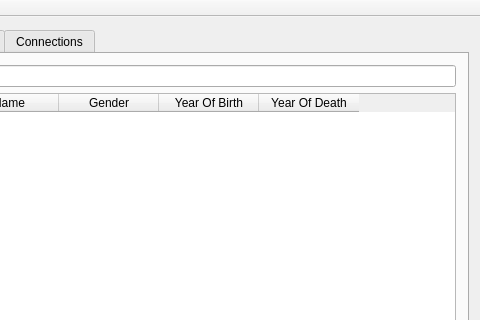
Before: the Qt Designer form vln-vika3/vln3/mainwindow.ui in hoddiingi/vln1-2016, drawn with Qt 5; both pictures show x 166 to 646 and y 0 to 320 of the 646 by 530 pixel window.
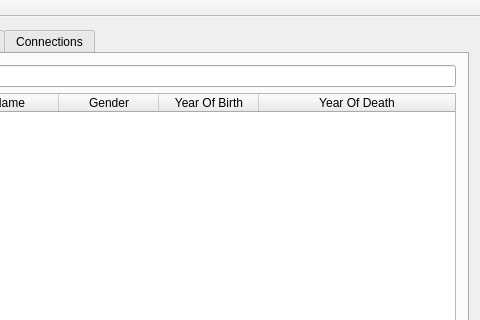
After: the same form once the commit is applied. The open tabs and pages were chosen to show the change.

Diff of the .ui file:
```diff
--- a/vln-vika3/vln3/mainwindow.ui
+++ b/vln-vika3/vln3/mainwindow.ui
@@ -74,7 +74,7 @@
            <bool>true</bool>
           </property>
           <attribute name="horizontalHeaderStretchLastSection">
-           <bool>false</bool>
+           <bool>true</bool>
           </attribute>
           <attribute name="verticalHeaderCascadingSectionResizes">
            <bool>false</bool>
```
Left out of the diff: 4 changed lines with no effect on the pictures.
